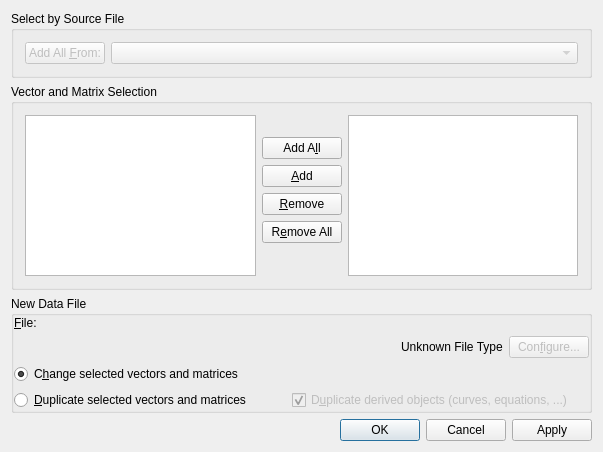
Qt form src/libkstapp/changefiledialog.ui (Kst-plot/kst) before a commit.
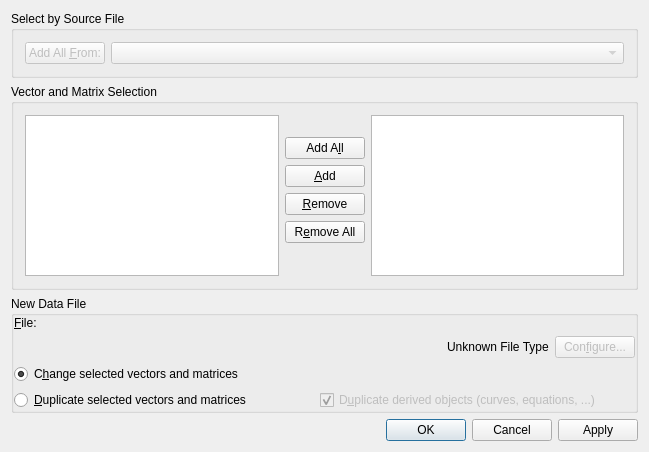
The same form after that commit. Custom widgets are drawn as their Qt base class.

```diff
--- a/src/libkstapp/changefiledialog.ui
+++ b/src/libkstapp/changefiledialog.ui
@@ -6,7 +6,7 @@
    <rect>
     <x>0</x>
     <y>0</y>
-    <width>603</width>
+    <width>649</width>
     <height>452</height>
    </rect>
   </property>
```
Left out of the diff: 10 changed lines with no effect on the pictures.
